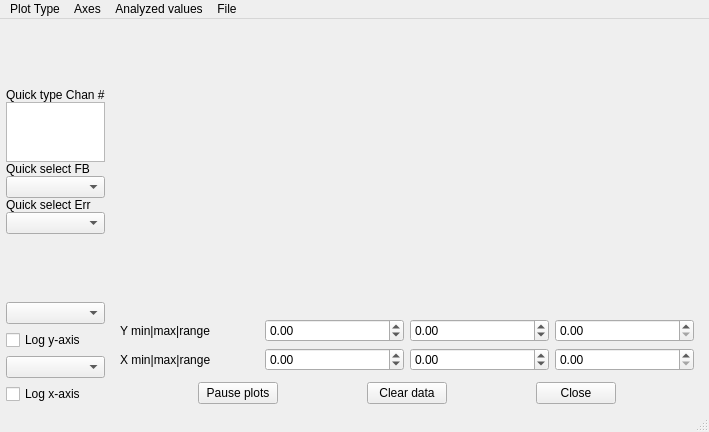
First picture: the form in plotwindow.ui, repository usnistgov/microscope, before the edit.
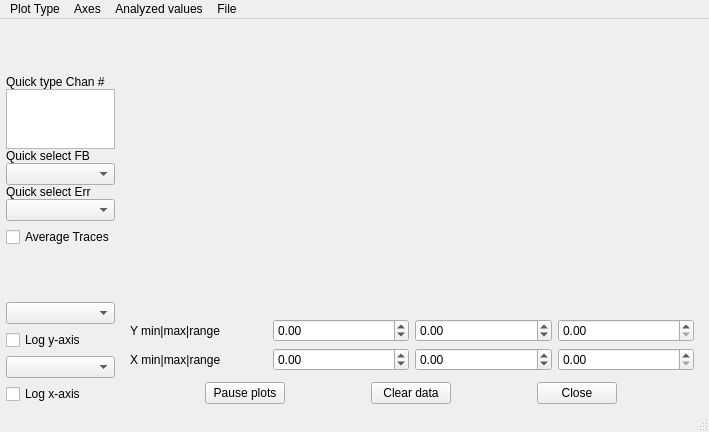
Second picture: the form after the edit. Custom widgets are drawn as their Qt base class.

The edit to the form file:
```diff
--- a/plotwindow.ui
+++ b/plotwindow.ui
@@ -19,7 +19,7 @@
      <number>6</number>
     </property>
     <item>
-     <layout class="QVBoxLayout" name="chanSelectLayout" stretch="0,0,0,0,0,0,0">
+     <layout class="QVBoxLayout" name="chanSelectLayout" stretch="0,0,0,0,0,0,0,0">
       <property name="spacing">
        <number>6</number>
       </property>
@@ -101,6 +101,13 @@
         </item>
        </layout>
       </item>
+      <item>
+       <widget class="QCheckBox" name="averageTraces">
+        <property name="text">
+         <string>Average Traces</string>
+        </property>
+       </widget>
+      </item>
       <item>
        <spacer name="verticalSpacer">
         <property name="orientation">
```
Left out of the diff: 21 changed lines with no effect on the pictures.
